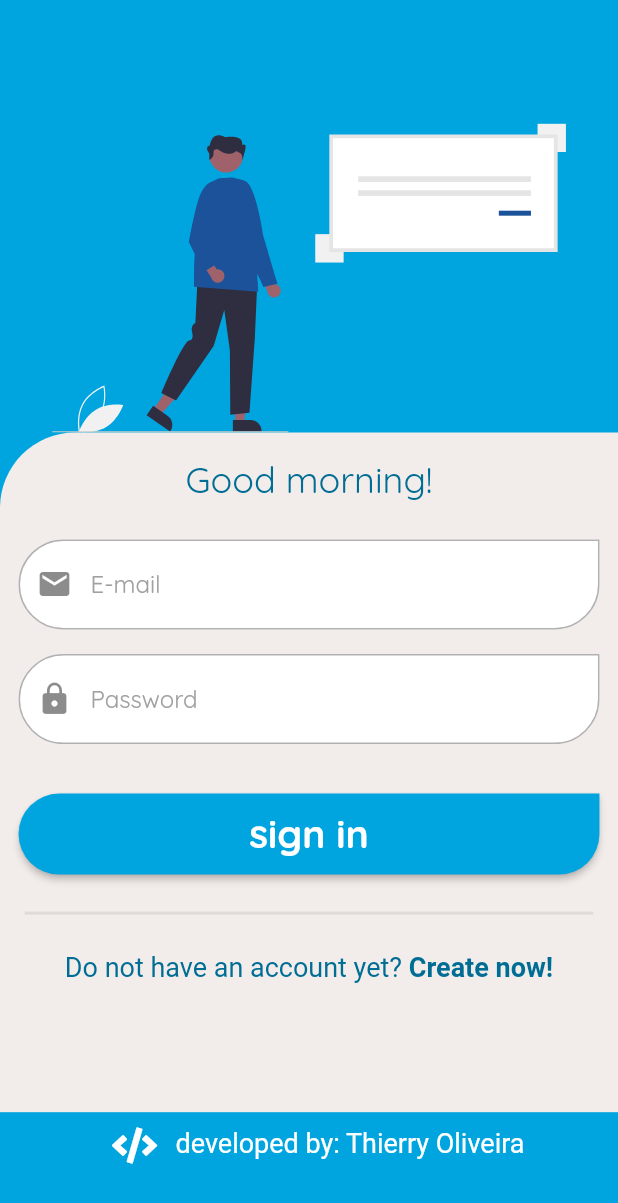
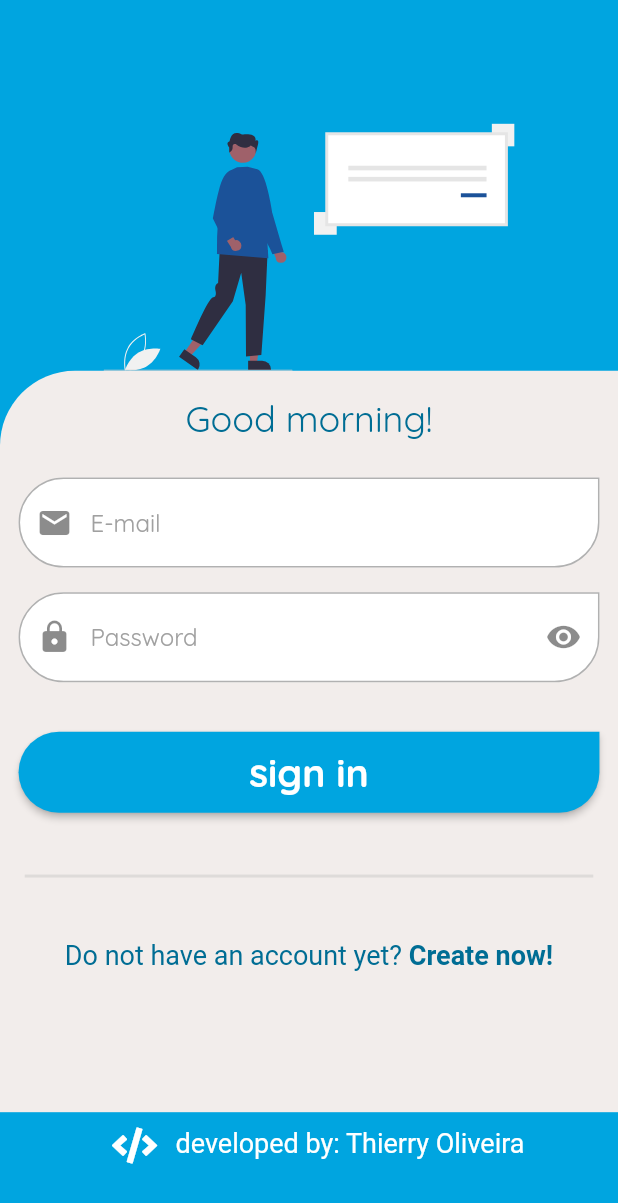
Before and after one commit to thierryoliveira/taskfy_app, a Flutter app: the SignInPage screen opened by its route, on a phone screen of 412 x 824 dp. Shown: the top 1203 px of the screen. Run offline on Flutter 3.47's test engine with Material 2 defaults, Android fonts, the phone set to English and light mode, and no system bars; our stand-ins replace dio, flutter_datetime_picker, flutter_svg, font_awesome_flutter, get, get_storage and 3 more; accounts and stored records are empty.

Commit message:
feat(signin): add button to show password

```diff
--- a/lib/app/modules/auth/controllers/auth_controller.dart
+++ b/lib/app/modules/auth/controllers/auth_controller.dart
@@ -17,16 +17,21 @@ class AuthController extends GetxController {
   get loading => this._loading.value;
   set loading(value) => this._loading.value = value;
 
+  final _obscureTextPasswordLogin = true.obs;
+  get obscureTextPasswordLogin => this._obscureTextPasswordLogin.value;
+  set obscureTextPasswordLogin(value) => this._obscureTextPasswordLogin.value = value;
+  changeObscureTextPasswordLogin() => obscureTextPasswordLogin = !obscureTextPasswordLogin;
+
+
   final _obscureTextPassword = true.obs;
   get obscureTextPassword => this._obscureTextPassword.value;
   set obscureTextPassword(value) => this._obscureTextPassword.value = value;
+  changeObscurePasswordValue() => obscureTextPassword = !obscureTextPassword;
 
-  changeObscurePasswordValue() => obscureTextPassword = !obscureTextPassword;
 
   final _obscureTextPasswordConfirmation = true.obs;
   get obscureTextPasswordConfirmation => this._obscureTextPasswordConfirmation.value;
   set obscureTextPasswordConfirmation(value) => this._obscureTextPasswordConfirmation.value = value;
-
   changeObscurePasswordConfirmationValue() => obscureTextPasswordConfirmation = !obscureTextPasswordConfirmation;
 
 
--- a/lib/app/modules/auth/views/signin_view.dart
+++ b/lib/app/modules/auth/views/signin_view.dart
@@ -28,7 +28,7 @@ class SignInPage extends GetView<AuthController> {
           children: [
             Container(
                 padding: EdgeInsets.only(top: size.height * 0.1),
-                height: size.height * 0.35,
+                height: size.height * 0.3,
                 child: SvgPicture.asset('assets/signin.svg')),
             // Row(
             //   mainAxisAlignment: MainAxisAlignment.spaceEvenly,
@@ -54,7 +54,7 @@ class SignInPage extends GetView<AuthController> {
             //   ],
             // ),
             Container(
-              height: size.height * 0.55,
+              height: size.height * 0.6,
               decoration: BoxDecoration(
                   color: kLighterColor,
                   borderRadius:
@@ -101,25 +101,29 @@ class SignInPage extends GetView<AuthController> {
                         left: width * 0.03,
                         right: width * 0.03,
                         top: height * 0.02),
-                    child: TextField(
+                    child: Obx(() => TextField(
                           controller: passwordController,
-                      obscureText: true,
+                          obscureText: controller.obscureTextPasswordLogin,
                           decoration: InputDecoration(
                             hintText: 'Password',
                             hintStyle: TextStyle(color: Color(0xffa0a0a0)),
                             prefixIcon: Icon(Icons.lock),
+                            suffixIcon: IconButton(
+                                onPressed: () =>
+                                    controller.changeObscureTextPasswordLogin(),
+                                icon: Icon(Icons.remove_red_eye)),
                             filled: true,
                             fillColor: Colors.white,
                             enabledBorder: OutlineInputBorder(
-                            borderSide:
-                                BorderSide(color: kLightGreyColor, width: 1),
+                                borderSide: BorderSide(
+                                    color: kLightGreyColor, width: 1),
                                 borderRadius: radiusStyle),
                             focusedBorder: OutlineInputBorder(
                                 borderSide:
                                     BorderSide(color: kPrimaryColor, width: 1),
                                 borderRadius: radiusStyle),
                           ),
-                    ),
+                        )),
                   ),
                   GetX<AuthController>(
                     builder: (_) {
@@ -165,7 +169,7 @@ class SignInPage extends GetView<AuthController> {
                   ),
                   Container(
                     margin: EdgeInsets.fromLTRB(
-                        width * 0.04, height * 0.03, width * 0.04, 0),
+                        width * 0.04, height * 0.05, width * 0.04, 0),
                     width: width,
                     decoration: BoxDecoration(
                         border: Border(
@@ -176,11 +180,12 @@ class SignInPage extends GetView<AuthController> {
                   Container(
                       width: width,
                       alignment: Alignment.center,
-                      margin: EdgeInsets.only(top: height * 0.03),
+                      margin: EdgeInsets.only(top: height * 0.05),
                       child: RichText(
                         text: TextSpan(
                             text: 'Do not have an account yet? ',
-                            style: TextStyle(fontSize: 18, color: kDarkBlueColor),
+                            style:
+                                TextStyle(fontSize: 18, color: kDarkBlueColor),
                             children: [
                               TextSpan(
                                   text: 'Create now!',
```
Lines whose indentation alone changed are shown as unchanged.
